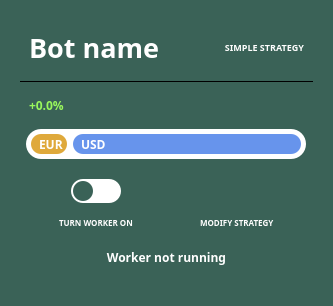
This is dexbot/views/ui/worker_item_widget.ui in xeroc/stakemachine as Qt 5 draws it before an edit. The edited form follows.
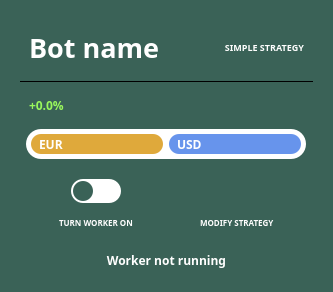
This is the edited form. Icons and pictures are not drawn.

Commit message: Fix narrow bar squaring up in worker GUI

```diff
--- a/dexbot/views/ui/worker_item_widget.ui
+++ b/dexbot/views/ui/worker_item_widget.ui
@@ -266,6 +266,12 @@
              <verstretch>0</verstretch>
             </sizepolicy>
            </property>
+           <property name="minimumSize">
+            <size>
+             <width>20</width>
+             <height>0</height>
+            </size>
+           </property>
            <property name="maximumSize">
             <size>
              <width>16777191</width>
@@ -298,7 +304,7 @@
          <item>
           <widget class="QLabel" name="quote_asset_label">
            <property name="sizePolicy">
-            <sizepolicy hsizetype="Expanding" vsizetype="Preferred">
+            <sizepolicy hsizetype="Ignored" vsizetype="Preferred">
              <horstretch>0</horstretch>
              <verstretch>0</verstretch>
             </sizepolicy>
@@ -540,7 +546,7 @@
        </widget>
       </item>
       <item>
-       <widget class="QLabel" name="label">
+       <widget class="QLabel" name="worker_status">
         <property name="font">
          <font>
           <family>Source Sans Pro</family>
@@ -557,12 +563,8 @@
         <property name="wordWrap">
          <bool>true</bool>
         </property>
-       </widget>
-      </item>
-      <item>
-       <widget class="QLabel" name="worker_status">
-        <property name="text">
-         <string/>
+        <property name="textInteractionFlags">
+         <set>Qt::LinksAccessibleByMouse|Qt::TextSelectableByMouse</set>
         </property>
        </widget>
       </item>
```
Left out of the diff: 21 changed lines with no effect on the pictures. The commit also changes 1 other file.
